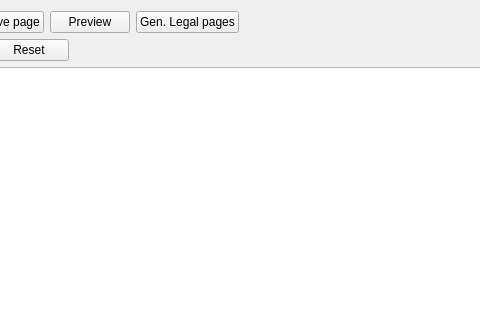
Old version of the form WebsiteEmpire/gui/panes/PanePages.ui in the repository icingerpower/WebsiteEmpire2; both pictures show x 222 to 702 and y 0 to 320 of the 1280 by 760 pixel window.
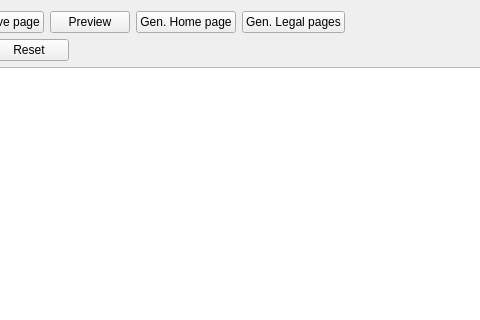
New version of the form.

Commit message: Progress in website generation until django can display the pages.

What changed in the file:
```diff
--- a/WebsiteEmpire/gui/panes/PanePages.ui
+++ b/WebsiteEmpire/gui/panes/PanePages.ui
@@ -44,6 +44,16 @@
        </property>
       </widget>
      </item>
+     <item>
+      <widget class="QPushButton" name="buttonGenerateHomePage">
+       <property name="toolTip">
+        <string>Create the home page (permalink: /index.html)</string>
+       </property>
+       <property name="text">
+        <string>Gen. Home page</string>
+       </property>
+      </widget>
+     </item>
      <item>
       <widget class="QPushButton" name="buttonGenerateLegalPages">
        <property name="toolTip">
```
The commit also changes 25 other files.
